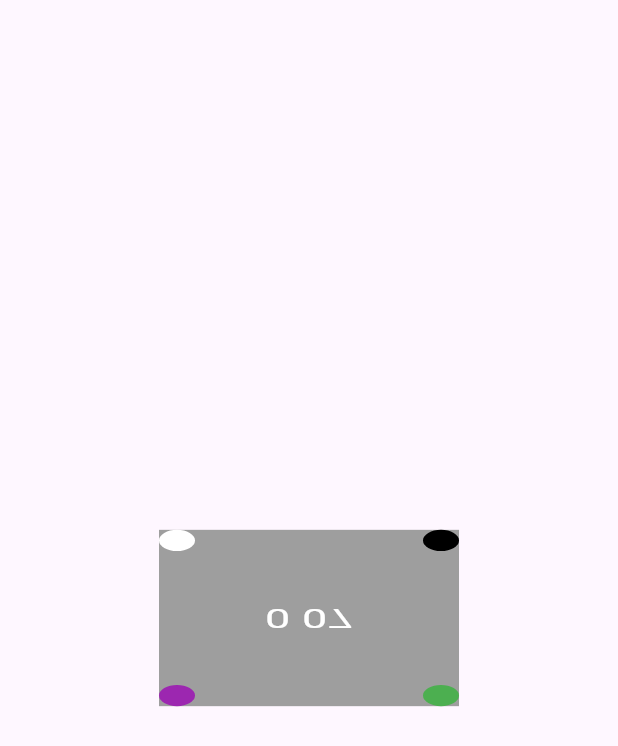
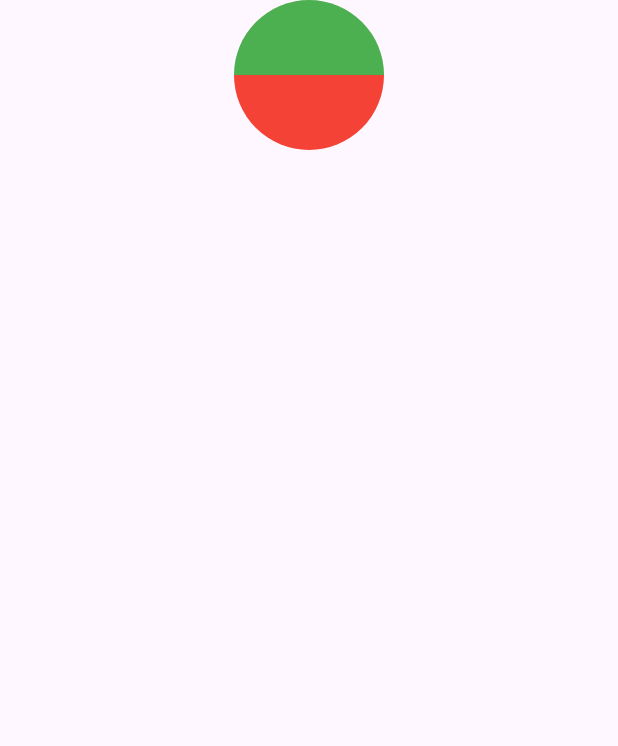
Before and after one commit to kghSachin/flutter-animation, a Flutter app: the screen it shows after launch, on a phone screen of 412 x 824 dp. Shown: the top 746 px of the screen. Run offline on Flutter 3.47's test engine with Material 3 defaults, Android fonts, the phone set to English and light mode, and no system bars.

Commit message:
rotating circle z axis animation

```diff
--- /dev/null
+++ b/lib/animations/rotating_circle.dart
@@ -0,0 +1,125 @@
+import 'dart:math';
+
+import 'package:flutter/material.dart';
+
+class RotatingCircle extends StatefulWidget {
+  const RotatingCircle({super.key});
+
+  @override
+  State<RotatingCircle> createState() => RotatingCircleState();
+}
+
+extension on VoidCallback {
+  Future<void> delayed(Duration duration) => Future.delayed(duration, this);
+}
+
+class RotatingCircleState extends State<RotatingCircle>
+    with SingleTickerProviderStateMixin {
+  late AnimationController _counterClockwiseAnimationController;
+  late Animation<double> _counterClockwiseRotationAnimation;
+  @override
+  void initState() {
+    _counterClockwiseAnimationController = AnimationController(
+      vsync: this,
+      duration: const Duration(seconds: 2),
+    );
+    _counterClockwiseRotationAnimation =
+        Tween<double>(begin: 0, end: -(pi / 2)).animate(CurvedAnimation(
+      parent: _counterClockwiseAnimationController,
+      curve: Curves.bounceOut,
+    ));
+
+    super.initState();
+  }
+
+  @override
+  void dispose() {
+    _counterClockwiseAnimationController.dispose();
+
+    super.dispose();
+  }
+
+  @override
+  Widget build(BuildContext context) {
+    Future.delayed(const Duration(seconds: 2), () {
+      _counterClockwiseAnimationController
+        ..reset()
+        ..forward.delayed(const Duration(seconds: 2));
+    });
+    return Scaffold(
+      body: SafeArea(
+        child: AnimatedBuilder(
+            animation: _counterClockwiseRotationAnimation,
+            builder: (context, child) {
+              return Transform(
+                alignment: Alignment.center,
+                transform:
+                    Matrix4.rotationZ(_counterClockwiseRotationAnimation.value),
+                child:
+                    Row(mainAxisAlignment: MainAxisAlignment.center, children: [
+                  ClipPath(
+                    clipper: const HalfCircleClipper(side: CircleSide.left),
+                    child: Container(
+                      height: 100,
+                      width: 100,
+                      color: Colors.red,
+                    ),
+                  ),
+                  ClipPath(
+                    clipper: const HalfCircleClipper(side: CircleSide.right),
+                    child: Container(
+                      height: 100,
+                      width: 100,
+                      color: Colors.green,
+                    ),
+                  ),
+                ]),
+              );
+            }),
+      ),
+    );
+  }
+}
+
+enum CircleSide {
+  left,
+  right,
+}
+
+extension ToPath on CircleSide {
+  Path toPath(Size size) {
+    final path = Path();
+    late Offset offset;
+    late bool clockWise;
+    switch (this) {
+      case CircleSide.left:
+        path.moveTo(size.width, 0);
+        offset = Offset(size.width, size.height);
+        clockWise = false;
+        break;
+      case CircleSide.right:
+        offset = Offset(0, size.height);
+        clockWise = true;
+        break;
+    }
+    path.arcToPoint(
+      offset,
+      radius: Radius.elliptical(size.width / 2, size.height / 2),
+      clockwise: clockWise,
+    );
+    path.close();
+    return path;
+  }
+}
+
+class HalfCircleClipper extends CustomClipper<Path> {
+  final CircleSide side;
+
+  const HalfCircleClipper({required this.side});
+
+  @override
+  Path getClip(Size size) => side.toPath(size);
+
+  @override
+  bool shouldReclip(covariant CustomClipper<Path> oldClipper) => true;
+}
--- a/lib/main.dart
+++ b/lib/main.dart
@@ -1,5 +1,5 @@
 import 'package:flutter/material.dart';
-import 'package:flutter_animations/animations/rotate.dart';
+import 'package:flutter_animations/animations/rotating_circle.dart';
 
 void main() {
   runApp(const MyApp());
@@ -17,7 +17,7 @@ class MyApp extends StatelessWidget {
         colorScheme: ColorScheme.fromSeed(seedColor: Colors.deepPurple),
         useMaterial3: true,
       ),
-      home: const RotationAnimation(),
+      home: const RotatingCircle(),
     );
   }
 }
```
